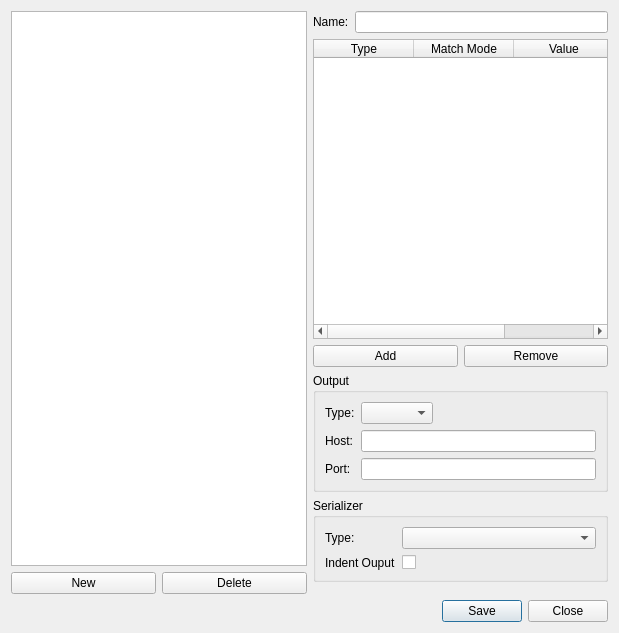
Old version of the form gui/configeditor.ui in the repository froglogic/tracetool.
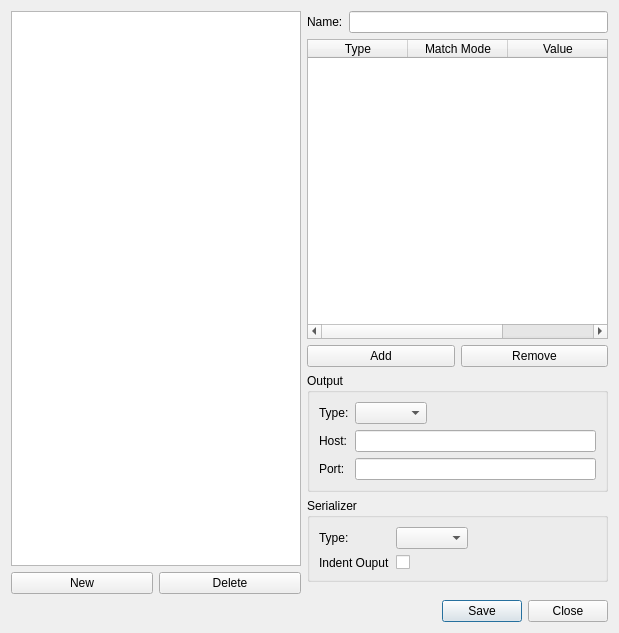
New version of the form.

Commit message:
Avoid that the serializer type combobox becomes too wide
Let's just add a horizontal spacer at the right of the combobox so that it
doesn't stretch more than needed.

Diff of the .ui file:
```diff
--- a/gui/configeditor.ui
+++ b/gui/configeditor.ui
@@ -113,7 +113,7 @@
      <property name="title">
       <string>Serializer</string>
      </property>
-     <layout class="QFormLayout" name="formLayout_2">
+     <layout class="QGridLayout" name="gridLayout_2">
       <item row="0" column="0">
        <widget class="QLabel" name="label_4">
         <property name="text">
@@ -121,17 +121,30 @@
         </property>
        </widget>
       </item>
-      <item row="2" column="0">
-       <widget class="QLabel" name="beautifiedLabel">
-        <property name="text">
-         <string>Indent Ouput</string>
-        </property>
-       </widget>
-      </item>
       <item row="0" column="1">
        <widget class="QComboBox" name="serializerComboBox"/>
       </item>
-      <item row="2" column="1">
+      <item row="0" column="2">
+       <spacer name="horizontalSpacer">
+        <property name="orientation">
+         <enum>Qt::Horizontal</enum>
+        </property>
+        <property name="sizeHint" stdset="0">
+         <size>
+          <width>128</width>
+          <height>20</height>
+         </size>
+        </property>
+       </spacer>
+      </item>
+      <item row="1" column="0">
+       <widget class="QLabel" name="beautifiedLabel">
+        <property name="text">
+         <string>Indent Ouput</string>
+        </property>
+       </widget>
+      </item>
+      <item row="1" column="1">
        <widget class="QCheckBox" name="beautifiedCheckBox">
         <property name="layoutDirection">
          <enum>Qt::LeftToRight</enum>
```
Left out of the diff: 12 changed lines with no effect on the pictures.
